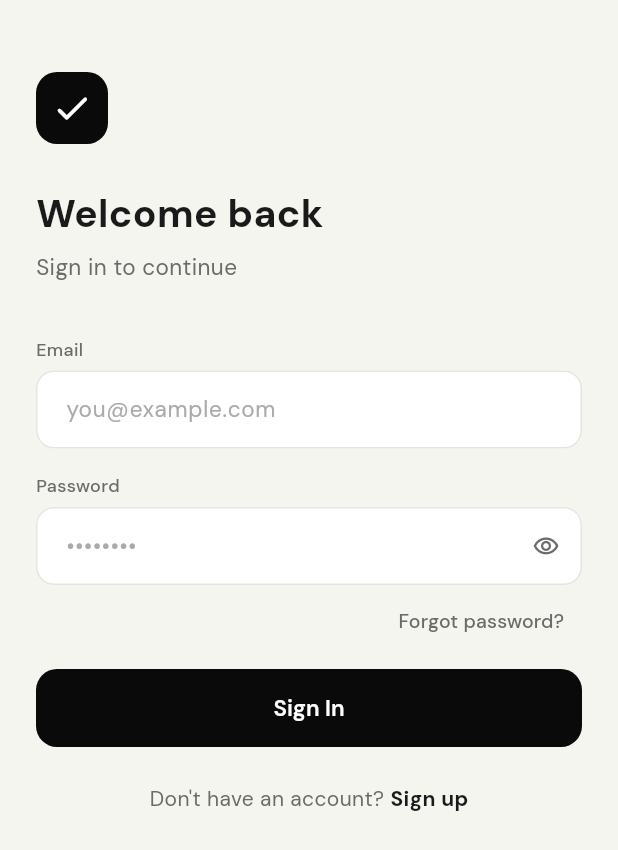
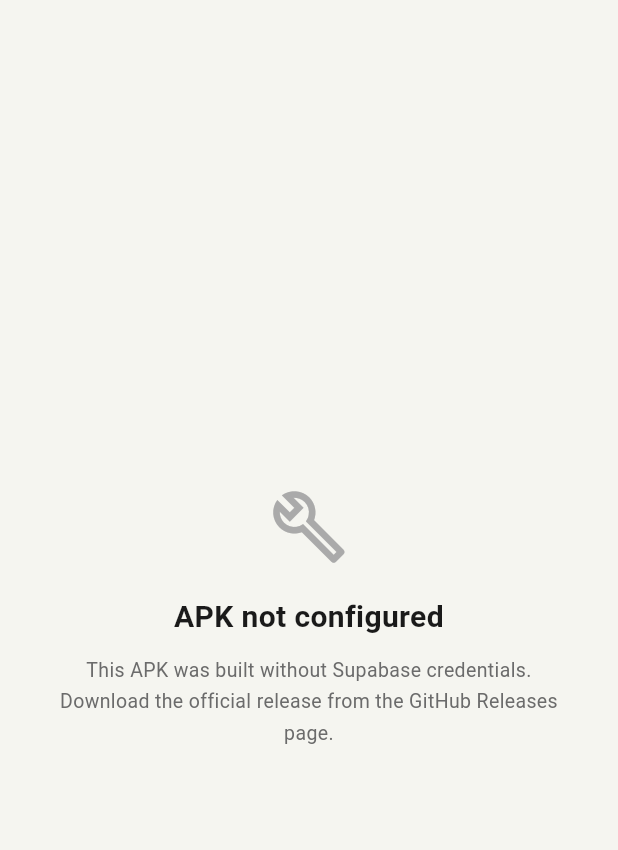
Before and after one commit to Zanathmar/Agentda, a Flutter app: the screen it shows after launch, on a phone screen of 412 x 824 dp. Shown: the top 850 px of the screen. Run offline on Flutter 3.47's test engine with Material 3 defaults, Android fonts, the phone set to English and light mode, and no system bars; our stand-ins replace dio, flutter_riverpod, flutter_secure_storage, go_router, google_fonts, shared_preferences and 1 more; accounts and stored records are empty.

Commit message:
Add error handling for Supabase initialization and create _ErrorApp widget

```diff
--- a/lib/main.dart
+++ b/lib/main.dart
@@ -19,25 +19,72 @@
   WidgetsFlutterBinding.ensureInitialized();
 
   SystemChrome.setSystemUIOverlayStyle(const SystemUiOverlayStyle(
-    statusBarColor:                     Colors.transparent,
-    statusBarIconBrightness:            Brightness.dark,
-    systemNavigationBarColor:           C.bg,
-    systemNavigationBarIconBrightness:  Brightness.dark,
+    statusBarColor:                    Colors.transparent,
+    statusBarIconBrightness:           Brightness.dark,
+    systemNavigationBarColor:          C.bg,
+    systemNavigationBarIconBrightness: Brightness.dark,
   ));
 
   const supabaseUrl  = String.fromEnvironment('SUPABASE_URL',  defaultValue: '');
   const supabaseAnon = String.fromEnvironment('SUPABASE_ANON', defaultValue: '');
 
-  assert(supabaseUrl.isNotEmpty,  'Missing --dart-define=SUPABASE_URL=...');
-  assert(supabaseAnon.isNotEmpty, 'Missing --dart-define=SUPABASE_ANON=...');
-
   if (supabaseUrl.isEmpty || supabaseAnon.isEmpty) {
-    throw Exception('Supabase credentials are not set.');
+    runApp(const _ErrorApp(
+      icon:    Icons.build_outlined,
+      title:   'APK not configured',
+      message: 'This APK was built without Supabase credentials. '
+               'Download the official release from the GitHub Releases page.',
+    ));
+    return;
   }
 
-  await Supabase.initialize(url: supabaseUrl, anonKey: supabaseAnon);
+  try {
+    await Supabase.initialize(url: supabaseUrl, anonKey: supabaseAnon);
+  } catch (e) {
+    runApp(_ErrorApp(
+      icon:    Icons.cloud_off_outlined,
+      title:   'Could not connect',
+      message: e.toString(),
+    ));
+    return;
+  }
 
   runApp(const ProviderScope(child: App()));
+}
+
+// ── Error screen (replaces blank screen for any startup failure) ──────────────
+
+class _ErrorApp extends StatelessWidget {
+  final IconData icon;
+  final String   title;
+  final String   message;
+  const _ErrorApp({required this.icon, required this.title, required this.message});
+
+  @override
+  Widget build(BuildContext context) => MaterialApp(
+        debugShowCheckedModeBanner: false,
+        home: Scaffold(
+          backgroundColor: C.bg,
+          body: Center(
+            child: Padding(
+              padding: const EdgeInsets.all(36),
+              child: Column(mainAxisSize: MainAxisSize.min, children: [
+                Icon(icon, size: 52, color: C.textMuted),
+                const SizedBox(height: 20),
+                Text(title,
+                    textAlign: TextAlign.center,
+                    style: const TextStyle(
+                      fontSize: 20, fontWeight: FontWeight.w700, color: C.textPri,
+                    )),
+                const SizedBox(height: 10),
+                Text(message,
+                    textAlign: TextAlign.center,
+                    style: const TextStyle(fontSize: 13, color: C.textSec, height: 1.6)),
+              ]),
+            ),
+          ),
+        ),
+      );
 }
 
 // ── Router ────────────────────────────────────────────────────────────────────
@@ -55,10 +102,10 @@
       final onAuth    = loc == '/login' || loc == '/register';
       final onSplash  = loc == '/splash';
 
-      if (isLoading && !onSplash)  return '/splash';
-      if (!isLoading && onSplash)  return isAuth ? '/' : '/login';
+      if (isLoading && !onSplash)          return '/splash';
+      if (!isLoading && onSplash)          return isAuth ? '/' : '/login';
       if (!isAuth && !onAuth && !onSplash) return '/login';
-      if (isAuth && onAuth)        return '/';
+      if (isAuth && onAuth)                return '/';
       return null;
     },
     routes: [
```
